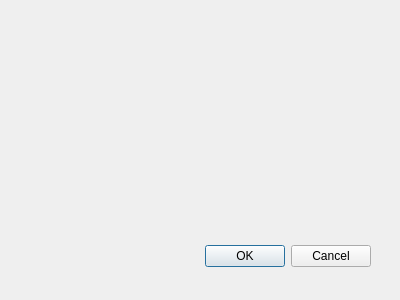
DanielPerMon/proyectoSaboreno, file autoriza.ui: the form before one commit.
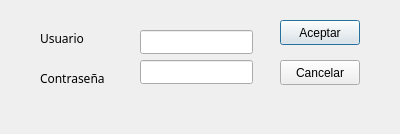
The form after the commit. Icons and pictures are not drawn.

What changed in the file:
```diff
--- a/autoriza.ui
+++ b/autoriza.ui
@@ -9,26 +9,102 @@
     <x>0</x>
     <y>0</y>
     <width>400</width>
-    <height>300</height>
+    <height>134</height>
    </rect>
   </property>
   <property name="windowTitle">
    <string>Dialog</string>
   </property>
-  <widget class="QDialogButtonBox" name="buttonBox">
+  <property name="windowIcon">
+   <iconset resource="IMG/imags.qrc">
+    <normaloff>:/iconos/restaurante.png</normaloff>:/iconos/restaurante.png</iconset>
+  </property>
+  <widget class="QLabel" name="label">
    <property name="geometry">
     <rect>
-     <x>30</x>
-     <y>240</y>
-     <width>341</width>
-     <height>32</height>
+     <x>40</x>
+     <y>30</y>
+     <width>55</width>
+     <height>16</height>
     </rect>
    </property>
-   <property name="orientation">
-    <enum>Qt::Horizontal</enum>
+   <property name="font">
+    <font>
+     <family>Calisto MT</family>
+    </font>
    </property>
-   <property name="standardButtons">
-    <set>QDialogButtonBox::Cancel|QDialogButtonBox::Ok</set>
+   <property name="text">
+    <string>Usuario</string>
+   </property>
+  </widget>
+  <widget class="QLabel" name="label_2">
+   <property name="geometry">
+    <rect>
+     <x>40</x>
+     <y>70</y>
+     <width>71</width>
+     <height>16</height>
+    </rect>
+   </property>
+   <property name="font">
+    <font>
+     <family>Calisto MT</family>
+    </font>
+   </property>
+   <property name="text">
+    <string>Contraseña</string>
+   </property>
+  </widget>
+  <widget class="QPushButton" name="btnAceptar">
+   <property name="geometry">
+    <rect>
+     <x>280</x>
+     <y>20</y>
+     <width>80</width>
+     <height>25</height>
+    </rect>
+   </property>
+   <property name="text">
+    <string>Aceptar</string>
+   </property>
+  </widget>
+  <widget class="QPushButton" name="btnCancelar">
+   <property name="geometry">
+    <rect>
+     <x>280</x>
+     <y>60</y>
+     <width>80</width>
+     <height>25</height>
+    </rect>
+   </property>
+   <property name="text">
+    <string>Cancelar</string>
+   </property>
+  </widget>
+  <widget class="QLineEdit" name="lnUs">
+   <property name="geometry">
+    <rect>
+     <x>140</x>
+     <y>30</y>
+     <width>113</width>
+     <height>24</height>
+    </rect>
+   </property>
+   <property name="echoMode">
+    <enum>QLineEdit::Password</enum>
+   </property>
+  </widget>
+  <widget class="QLineEdit" name="lnPs">
+   <property name="geometry">
+    <rect>
+     <x>140</x>
+     <y>60</y>
+     <width>113</width>
+     <height>24</height>
+    </rect>
+   </property>
+   <property name="echoMode">
+    <enum>QLineEdit::Password</enum>
    </property>
   </widget>
  </widget>
```
Left out of the diff: 46 changed lines with no effect on the pictures.
